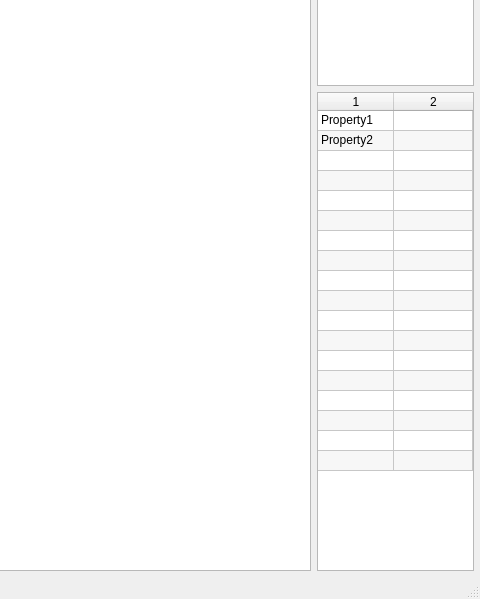
Qt form caspian.ui (garrdbyrd/MonoGame-Level-Editor) before a commit; both pictures show x 800 to 1280 and y 121 to 720 of the 1280 by 720 pixel window.
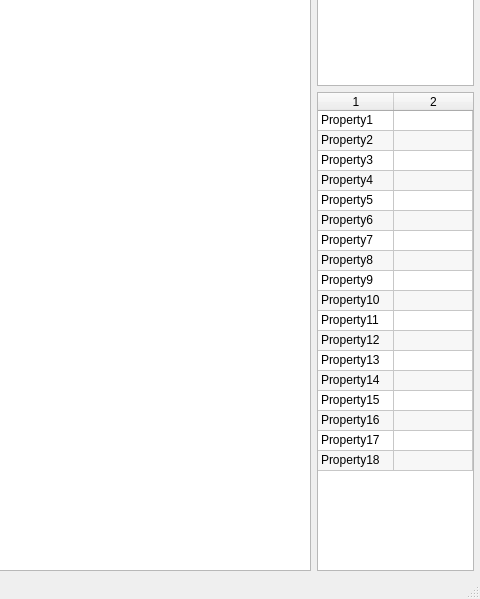
The same form after that commit.

Commit message: Changed default table values

```diff
--- a/caspian.ui
+++ b/caspian.ui
@@ -221,6 +221,91 @@
               <string>Property2</string>
              </property>
             </item>
+            <item row="2" column="0">
+             <property name="text">
+              <string>Property3</string>
+             </property>
+            </item>
+            <item row="3" column="0">
+             <property name="text">
+              <string>Property4</string>
+             </property>
+            </item>
+            <item row="4" column="0">
+             <property name="text">
+              <string>Property5</string>
+             </property>
+            </item>
+            <item row="5" column="0">
+             <property name="text">
+              <string>Property6</string>
+             </property>
+            </item>
+            <item row="6" column="0">
+             <property name="text">
+              <string>Property7</string>
+             </property>
+            </item>
+            <item row="7" column="0">
+             <property name="text">
+              <string>Property8</string>
+             </property>
+            </item>
+            <item row="8" column="0">
+             <property name="text">
+              <string>Property9</string>
+             </property>
+            </item>
+            <item row="9" column="0">
+             <property name="text">
+              <string>Property10</string>
+             </property>
+            </item>
+            <item row="10" column="0">
+             <property name="text">
+              <string>Property11</string>
+             </property>
+            </item>
+            <item row="11" column="0">
+             <property name="text">
+              <string>Property12</string>
+             </property>
+            </item>
+            <item row="12" column="0">
+             <property name="text">
+              <string>Property13</string>
+             </property>
+            </item>
+            <item row="13" column="0">
+             <property name="text">
+              <string>Property14</string>
+             </property>
+            </item>
+            <item row="14" column="0">
+             <property name="text">
+              <string>Property15</string>
+             </property>
+            </item>
+            <item row="15" column="0">
+             <property name="text">
+              <string>Property16</string>
+             </property>
+            </item>
+            <item row="16" column="0">
+             <property name="text">
+              <string>Property17</string>
+             </property>
+            </item>
+            <item row="17" column="0">
+             <property name="text">
+              <string>Property18</string>
+             </property>
+            </item>
+            <item row="17" column="1">
+             <property name="text">
+              <string/>
+             </property>
+            </item>
            </widget>
           </item>
          </layout>
```
The commit also changes 1 other file.
